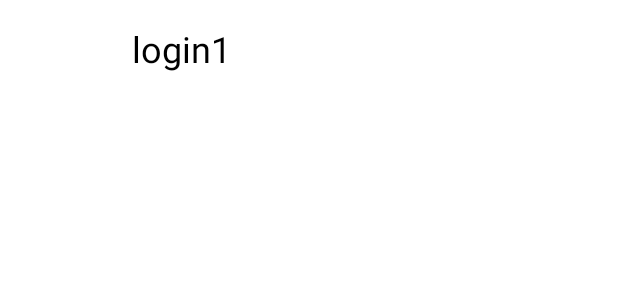
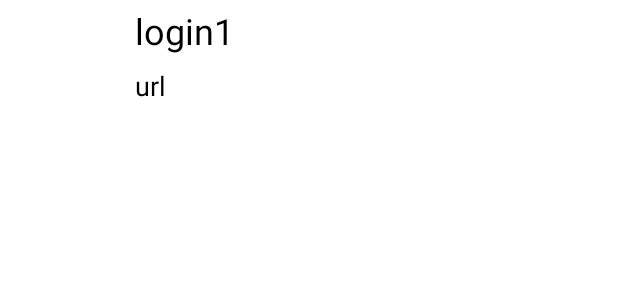
Before and after one commit to pfrost982/PopularLibraliesHW5, an Android app: the layout view_user.xml on its own in the app's theme, with its tools: preview values and no code run, on a phone screen of 412 x 824 dp. Shown: the top 300 px of the screen. Run offline under Robolectric (Android 15) with nearby library versions, the phone set to English and light mode, and no system bars.

Commit message:
Домашняя работа готова

```diff
--- a/app/src/main/java/ru/geekbrains/data/GitHubUser.kt
+++ b/app/src/main/java/ru/geekbrains/data/GitHubUser.kt
@@ -14,5 +14,7 @@ data class GitHubUser(
     @SerializedName("avatar_url")
     val avatarUrl: String? = null,
     @SerializedName("type")
-    val type: String = ""
+    val type: String? = null,
+    @SerializedName("url")
+    val url: String? = null
 ) : Parcelable
--- a/app/src/main/java/ru/geekbrains/data/GitHubUserRepository.kt
+++ b/app/src/main/java/ru/geekbrains/data/GitHubUserRepository.kt
@@ -6,6 +6,5 @@ interface GitHubUserRepository {
 
     fun getUsers(): Single<List<GitHubUser>>
 
-    fun getUserByLogin(userId: String): GitHubUser?
-
+    fun getUserByLogin(login: String): Single<GitHubUser>
 }
--- a/app/src/main/java/ru/geekbrains/data/GitHubUserRepositoryImpl.kt
+++ b/app/src/main/java/ru/geekbrains/data/GitHubUserRepositoryImpl.kt
@@ -10,7 +10,7 @@ class GitHubUserRepositoryImpl : GitHubUserRepository {
          return gitHubApi.fetchUsers()
     }
 
-    override fun getUserByLogin(userId: String): GitHubUser? {
-        return null
+    override fun getUserByLogin(login: String): Single<GitHubUser> {
+        return gitHubApi.fetchUserByLogin(login)
     }
 }
--- a/app/src/main/java/ru/geekbrains/mvpuser/UserView.kt
+++ b/app/src/main/java/ru/geekbrains/mvpuser/UserView.kt
@@ -13,4 +13,6 @@ interface UserView : MvpView {
     @SingleState
     fun showUser(user: GitHubUser)
 
+    @SingleState
+    fun showError(message: String)
 }
--- a/app/src/main/res/layout/view_user.xml
+++ b/app/src/main/res/layout/view_user.xml
@@ -6,17 +6,31 @@
 
     <ImageView
         android:id="@+id/userAvatar"
-        android:layout_width="40dp"
-        android:layout_margin="16dp"
-        android:layout_height="40dp"/>
+        android:layout_width="70dp"
+        android:layout_height="70dp"
+        android:layout_margin="8dp" />
+
+    <LinearLayout
+        android:layout_width="wrap_content"
+        android:layout_height="wrap_content"
+        android:orientation="vertical">
 
         <TextView
             android:id="@+id/userLogin"
             android:layout_width="match_parent"
             android:layout_height="wrap_content"
-        android:padding="16dp"
+            android:padding="4dp"
             android:textColor="@android:color/black"
             android:textSize="24sp"
             tools:text="login1" />
 
+        <TextView
+            android:id="@+id/url"
+            android:layout_width="match_parent"
+            android:layout_height="wrap_content"
+            android:padding="4dp"
+            android:textColor="@android:color/black"
+            android:textSize="18sp"
+            tools:text="url" />
     </LinearLayout>
+</LinearLayout>
```
Also changed, not shown: app/src/main/java/ru/geekbrains/mvpuser/UserFragment.kt (+10 -0 lines), app/src/main/java/ru/geekbrains/mvpuser/UserPresenter.kt (+9 -1 lines). Lines whose indentation alone changed are shown as unchanged.
